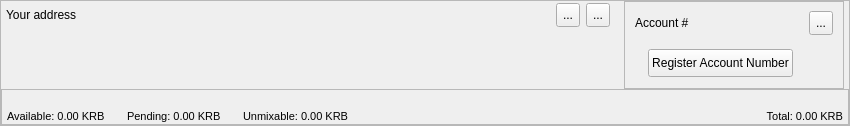
First picture: the form in src/gui/ui/accountframe.ui, repository Karbovanets/karbowanecwallet, before the edit.
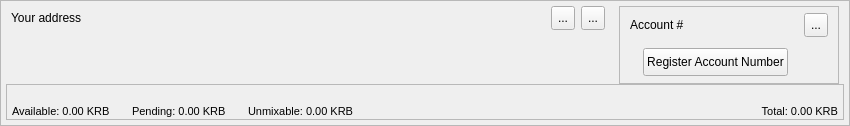
Second picture: the form after the edit. Icons and pictures are not drawn.

The edit to the form file:
```diff
--- a/src/gui/ui/accountframe.ui
+++ b/src/gui/ui/accountframe.ui
@@ -13,7 +13,7 @@
   <property name="minimumSize">
    <size>
     <width>0</width>
-    <height>100</height>
+    <height>126</height>
    </size>
   </property>
   <property name="maximumSize">
@@ -39,16 +39,16 @@
     <number>0</number>
    </property>
    <property name="leftMargin">
-    <number>0</number>
+    <number>5</number>
    </property>
    <property name="topMargin">
-    <number>0</number>
+    <number>5</number>
    </property>
    <property name="rightMargin">
-    <number>0</number>
+    <number>5</number>
    </property>
    <property name="bottomMargin">
-    <number>0</number>
+    <number>5</number>
    </property>
    <item>
     <layout class="QHBoxLayout" name="topLayout">
```
